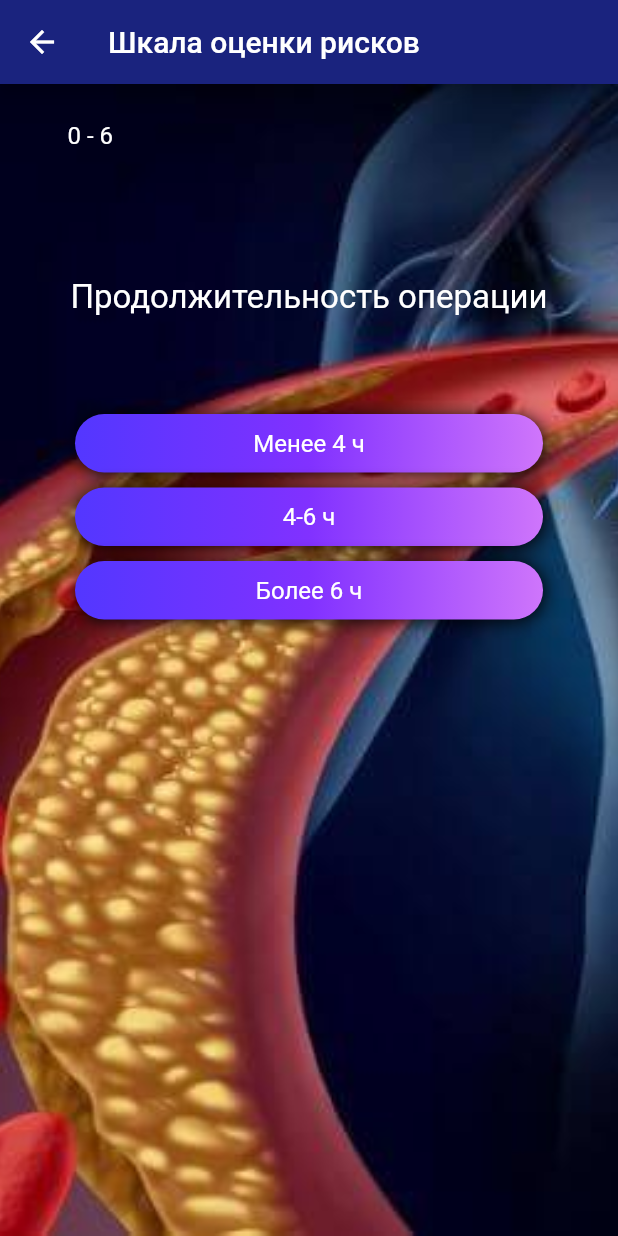
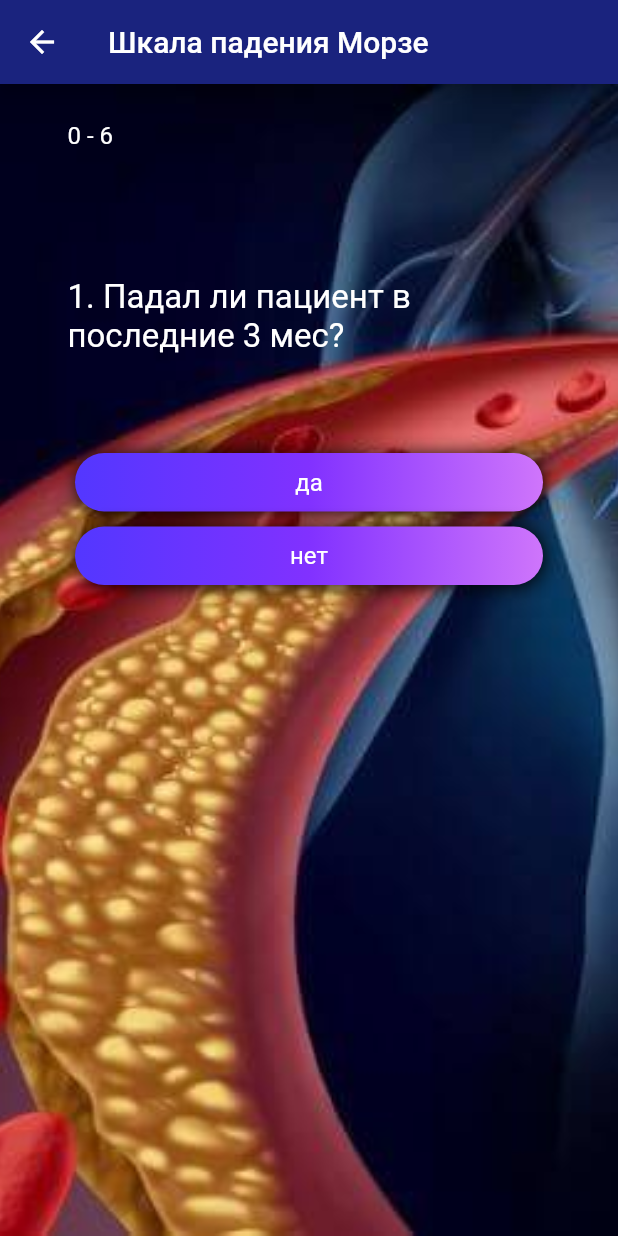
Before and after one commit to AslanovGabily/med, a Flutter app: the screen it shows after launch, on a phone screen of 412 x 824 dp. Run offline on Flutter 3.47's test engine with Material 2 defaults, Android fonts, the phone set to English and light mode, and no system bars; our stand-ins replace flutter_spinkit; Roboto replaces fonts that are missing (Latin).

Commit message:
Шкала падения Морзе

```diff
--- a/lib/models/Question.dart
+++ b/lib/models/Question.dart
@@ -47,6 +47,50 @@ class QuestionData {
       Answer(title: 'Три и более предрасполагающих факторов', ball: 4),
     ]),
   ];
-
   List<Question> get questions => [..._data];
 }
+
+class MorseScaleDate {
+  final _data = [
+    Question(title: '1. Падал ли пациент в последние 3 мес?', answers: [
+      Answer(title: 'да', ball: 25),
+      Answer(title: 'нет', ball: 0),
+    ]),
+    Question(title: '2. Есть ли сопутствующее заболевание?', answers: [
+      Answer(title: 'да', ball: 15),
+      Answer(title: 'нет', ball: 0),
+    ]),
+    Question(title: '3. Самостоятельность при ходьбе', answers: [
+      Answer(
+          title:
+              'ходит сам (даже если при помощи кого-то), или строгий постельный режим, неподвижно лежит',
+          ball: 0),
+      Answer(title: 'костыли/ходунки/трость', ball: 14),
+      Answer(title: 'опирается о мебель или стены для поддержки', ball: 30),
+    ]),
+    Question(
+        title:
+            '4. Принимает внутривенное вливание/принимает гепарин, фраксипарин',
+        answers: [
+          Answer(title: 'да', ball: 25),
+          Answer(title: 'нет', ball: 0),
+        ]),
+    Question(title: '5. Походка', answers: [
+      Answer(title: 'нормальная (ходит свободно)', ball: 0),
+      Answer(
+          title:
+              'слегка несвободная (ходит с остановками, шаги короткие, иногда с задержкой)',
+          ball: 10),
+      Answer(
+          title: 'нарушения (не может встать, ходит опираясь, смотрит вниз)',
+          ball: 20),
+    ]),
+    Question(title: '6. Психическое состояние', answers: [
+      Answer(title: 'знает о своей способности двигаться', ball: 0),
+      Answer(
+          title: 'не знает или забывает, что нужна помощь при движении',
+          ball: 15),
+    ]),
+  ];
+  List<Question> get questions => [..._data];
+}
--- a/lib/pages/home_pages.dart
+++ b/lib/pages/home_pages.dart
@@ -12,7 +12,7 @@ class HomePage extends StatefulWidget {
 }
 
 class _HomePageState extends State<HomePage> {
-  final QuestionData data = QuestionData();
+  final MorseScaleDate data = MorseScaleDate();
   int _countResult = 0;
   int _questionIndex = 0;
   var _icon = Icons.brightness_1;
@@ -37,11 +37,24 @@ class _HomePageState extends State<HomePage> {
         }
         _questionIndex++;
       });
+
+  void _onChangeMorseAnswer(int mark) => setState(() {
+        if (mark < 15) {
+          _icons.add(Icon(_icon, color: Colors.green));
+          _countResult += mark;
+        } else if (mark >= 15) {
+          _icons.add(Icon(_icon, color: Colors.red));
+          _countResult += mark;
+        }
+        _questionIndex++;
+      });
 // RaisedButton(onPressed: () => setState(() => _questionIndex++))
   @override
   Widget build(BuildContext context) {
     return Scaffold(
-      appBar: AppBar(title: Text('Шкала оценки рисков')),
+      appBar: AppBar(title: Text('Шкала падения Морзе')),
+      //appBar: AppBar(title: Text('Шкала падения Морзе Шкала оценки рисков')),
+
       body: Container(
         constraints: BoxConstraints.expand(),
         decoration: BoxDecoration(
@@ -61,9 +74,9 @@ class _HomePageState extends State<HomePage> {
                 ? Quiz(
                     index: _questionIndex,
                     questionData: data,
-                    onChangaAnswer: _onChangeAnswer,
+                    onChangaAnswer: _onChangeMorseAnswer,
                   )
-                : Result(total: _countResult, onClearState: _clearState)
+                : ResultMorse(total: _countResult, onClearState: _clearState)
           ],
         ),
       ),
```
Also changed, not shown: lib/widgets/result.dart (+75 -0 lines), firebase.json (added), 4 other files.
